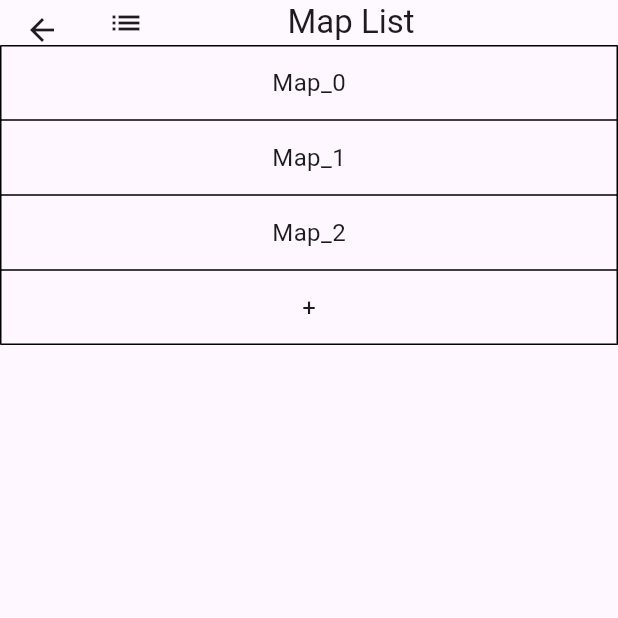
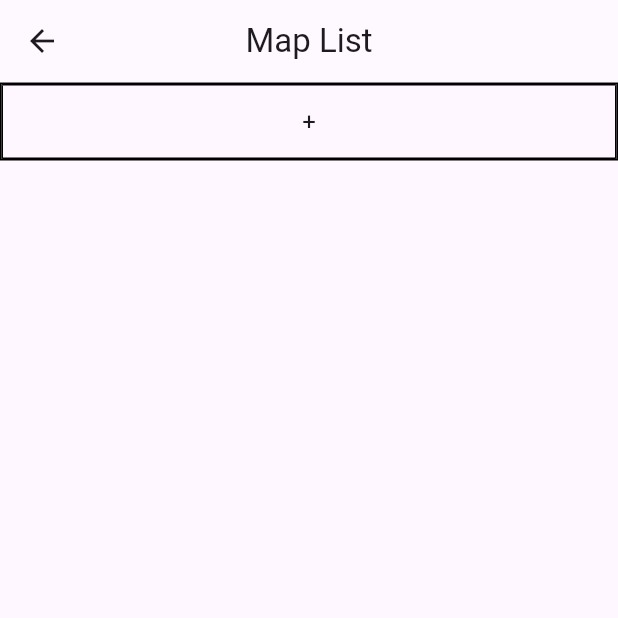
Before and after one commit to jakebaebaek/hills_robot_app, a Flutter app: the PointsTableWidget screen opened directly, on a phone screen of 412 x 824 dp, the top half of it. Run offline on Flutter 3.47's test engine with Material 3 defaults, Android fonts, the phone set to English and light mode, and no system bars; our stand-ins replace logger; missing offline and left inert: dartros, dartros_msgs; statements that could not run were skipped.

Commit message:
Control UI, Operating UI Update

```diff
--- a/lib/assets/joystick/src/joystick_tap.dart
+++ b/lib/assets/joystick/src/joystick_tap.dart
@@ -2,6 +2,7 @@ import 'dart:developer';
 
 import 'package:flutter/cupertino.dart';
 import 'package:flutter/material.dart';
+import 'package:flutter/widgets.dart';
 
 import 'joystick.dart';
 import 'joystick_controller.dart';
@@ -85,8 +86,7 @@ class _JoystickTempState extends State<JoystickTemp> {
         child: Stack(
           children: [
             if (widget.child != null) Align(child: widget.child),
-            Align(
-              alignment: Alignment.bottomCenter,
+            Center(
               child: LayoutBuilder(
                 builder: (context, constraints) {
                   return Joystick(
--- a/lib/assets/joystick_wt.dart
+++ b/lib/assets/joystick_wt.dart
@@ -24,9 +24,7 @@ class JoyStick extends StatelessWidget{
   @override
   Widget build(BuildContext context){
     return SafeArea(
-      child: Align(
-        alignment: Alignment.bottomCenter,
-        // alignment: const Alignment(0, 0.8),
+      child: Center(
         child: JoystickTemp(
           base: const JoystickBase(
             drawArrows: false,
--- a/lib/assets/ros_map_viewer.dart
+++ b/lib/assets/ros_map_viewer.dart
@@ -9,7 +9,7 @@ import 'package:dartros_msgs/nav_msgs/msgs.dart';
 import 'package:dartros_msgs/tf2_msgs/msgs.dart';
 import 'package:image/image.dart' as imglib;
 
-import 'package:hills_robot_app/utils/constants.dart';
+import 'package:hills_robot_app/utils/utils.dart';
 
 
 class ImageDetail {
@@ -79,7 +79,7 @@ class RosMapViewer extends StatefulWidget{
 }
 
 class _RosMapViewer extends State<RosMapViewer>{
-  geo.Vector3? robotPos;
+  geo.Vector3? robotPos; //tf 로봇 데이터
   geo.Vector3 robotVec = geo.Vector3(x:0,y:0,z:0);
   late String mapTopic;
   // late String odomTopic;
--- a/lib/assets/tasks/pointList.dart
+++ b/lib/assets/tasks/pointList.dart
@@ -11,14 +11,13 @@ class PointsTableWidget extends StatefulWidget {
 }
 
 class _PointsTableWidgetState extends State<PointsTableWidget> {
-
   late List<String> points;
   int? selectedRowIndex;
 
   void addPoint() {
     setState(() {
-      int newIndex = points.length - 1;  // '+'를 제외한 새 인덱스
-      points.insert(newIndex, '${widget.title}_$newIndex');
+      int newIndex = points.length - 1; // '+'를 제외한 새 인덱스
+      points.insert(newIndex, 'New ${widget.title}');
     });
   }
 
@@ -48,31 +47,42 @@ class _PointsTableWidgetState extends State<PointsTableWidget> {
     );
   }
 
+  Widget buildTextButton(String text, Color backgroundColor, double width) {
+    return ElevatedButton(
+      onPressed: () {},
+      child: Text(
+        text,
+        style: TextStyle(fontSize: 30),
+      ),
+      style: ElevatedButton.styleFrom(
+        backgroundColor: backgroundColor,
+        shape: const StadiumBorder(),
+        minimumSize: Size(width, 70), // Size 생성자를 올바르게 사용
+      ),
+    );
+  }
+
   @override
   void initState() {
     super.initState();
-    points = List.generate(3, (index) => '${widget.title}_$index')..add('+');
+    points = List.generate(1, (index) => '+');
   }
 
   @override
   Widget build(BuildContext context) {
     return Scaffold(
       appBar: AppBar(
-        title:
-            Row(
-              mainAxisAlignment: MainAxisAlignment.spaceBetween,
-              children: <Widget>[
-                Icon(Icons.list,),
-                Text(widget.title + ' List'),
-                Opacity(opacity: 0, child: Icon(Icons.menu))
-              ],
-            ),
+        title: Text(widget.title + ' List'),
         centerTitle: true,
         backgroundColor: Colors.white10,
-        toolbarHeight: 30,
+        toolbarHeight: 55,
       ),
       body: SingleChildScrollView(
         scrollDirection: Axis.vertical, // 세로 스크롤
+        child: Container(
+          decoration: BoxDecoration(
+            border: Border.all(color: Colors.black), // Table 전체에 테두리 추가
+          ),
           child: Table(
             columnWidths: const <int, TableColumnWidth>{
               0: FlexColumnWidth(),
@@ -83,11 +93,14 @@ class _PointsTableWidgetState extends State<PointsTableWidget> {
                   (index) {
                 return TableRow(
                   decoration: BoxDecoration(
-                  color: selectedRowIndex == index ? Colors.purple[50] : Colors.transparent,
+                    color: selectedRowIndex == index
+                        ? Colors.purple[50]
+                        : Colors.transparent,
                   ),
                   children: [
                     TableCell(
-                      verticalAlignment: TableCellVerticalAlignment.middle, // 세로 중앙 정렬
+                      verticalAlignment: TableCellVerticalAlignment.middle,
+                      // 세로 중앙 정렬
                       child: InkWell(
                         onTap: () {
                           setState(() {
@@ -102,16 +115,23 @@ class _PointsTableWidgetState extends State<PointsTableWidget> {
                             ? Container(
                           height: 50,
                           alignment: Alignment.center,
-                          child: Text(points[index], style: TextStyle(fontSize: 16)),
+                          padding: EdgeInsets.symmetric(horizontal: 8.0),
+                          child: Text(
+                            points[index],
+                            style: TextStyle(fontSize: 16),
+                          ),
                         )
                             : Dismissible(
-                          key: UniqueKey(), // 고유 키를 사용하여 충돌 방지
-                          direction: DismissDirection.horizontal,  // 양방향 스와이프 활성화
+                          key: UniqueKey(),
+                          // 고유 키를 사용하여 충돌 방지
+                          direction: DismissDirection.horizontal,
+                          // 양방향 스와이프 활성화
                           onDismissed: (direction) {
-                            if (direction == DismissDirection.endToStart) {
-                              editPoint(index);  // 오른쪽에서 왼쪽으로 스와이프 시 수정
+                            if (direction ==
+                                DismissDirection.endToStart) {
+                              editPoint(index); // 오른쪽에서 왼쪽으로 스와이프 시 수정
                             } else {
-                              removePoint(index);  // 왼쪽에서 오른쪽으로 스와이프 시 삭제
+                              removePoint(index); // 왼쪽에서 오른쪽으로 스와이프 시 삭제
                             }
                           },
                           background: Container(
@@ -129,10 +149,14 @@ class _PointsTableWidgetState extends State<PointsTableWidget> {
                           child: Container(
                             height: 50,
                             alignment: Alignment.center,
-                            child: Text(points[index], style: TextStyle(fontSize: 16)),
+                            padding: EdgeInsets.symmetric(horizontal: 8.0),
+                            child: Text(
+                              points[index],
+                              style: TextStyle(fontSize: 16),
                             ),
                           ),
-                      )
+                        ),
+                      ),
                     ),
                   ],
                 );
@@ -140,6 +164,7 @@ class _PointsTableWidgetState extends State<PointsTableWidget> {
             ),
           ),
         ),
+      ),
     );
   }
 }
--- a/lib/pages/controls_page.dart
+++ b/lib/pages/controls_page.dart
@@ -12,7 +12,6 @@ import 'package:flutter/widgets.dart';
 import 'package:hills_robot_app/assets/joystick_wt.dart';
 import 'package:hills_robot_app/utils/utils.dart';
 import 'package:hills_robot_app/assets/ros_map_viewer.dart';
-import 'package:hills_robot_app/assets/joystick/joystick_lib.dart';
 
 bool debugOffline = false;
 double imgSizeModifier = 1.0;
@@ -175,7 +174,7 @@ class _ControlsWidget extends State<ControlsWidget>{
             ),
           ),
           Align(
-            alignment: Alignment.bottomCenter,
+            alignment: (w >= h) ? const Alignment(0.5, 0.2) : Alignment.bottomCenter,
             child: LayoutBuilder(
               builder: (BuildContext context, BoxConstraints constraints) {
                 final joystickSize = min(constraints.maxWidth, constraints.maxHeight) * 0.2;
--- a/lib/utils/utils.dart
+++ b/lib/utils/utils.dart
@@ -2,3 +2,4 @@ export 'ros.dart';
 export 'device_info.dart';
 export 'constants.dart';
 export 'widget_builders.dart';
+export 'PointLocationIcon.dart';
--- a/pubspec.yaml
+++ b/pubspec.yaml
@@ -71,6 +71,8 @@ flutter:
     - lib/assets/images/occumap.png
     - lib/assets/images/loading.gif
     - lib/assets/images/logo.png
+    - lib/assets/images/Robot ICON.png
+    - lib/assets/images/Robot ICON_DarkMode.png
   fonts:
     - family: Pretendard
       fonts:
```
Also changed, not shown: lib/pages/settings/subpages/information.dart (+18 -15 lines), lib/pages/tasks_page.dart (+23 -23 lines), lib/utils/PointLocationIcon.dart (added, +32 -0 lines), lib/assets/images/Robot ICON.png (added), lib/assets/images/Robot ICON_DarkMode.png (added). Lines whose indentation alone changed are shown as unchanged.
